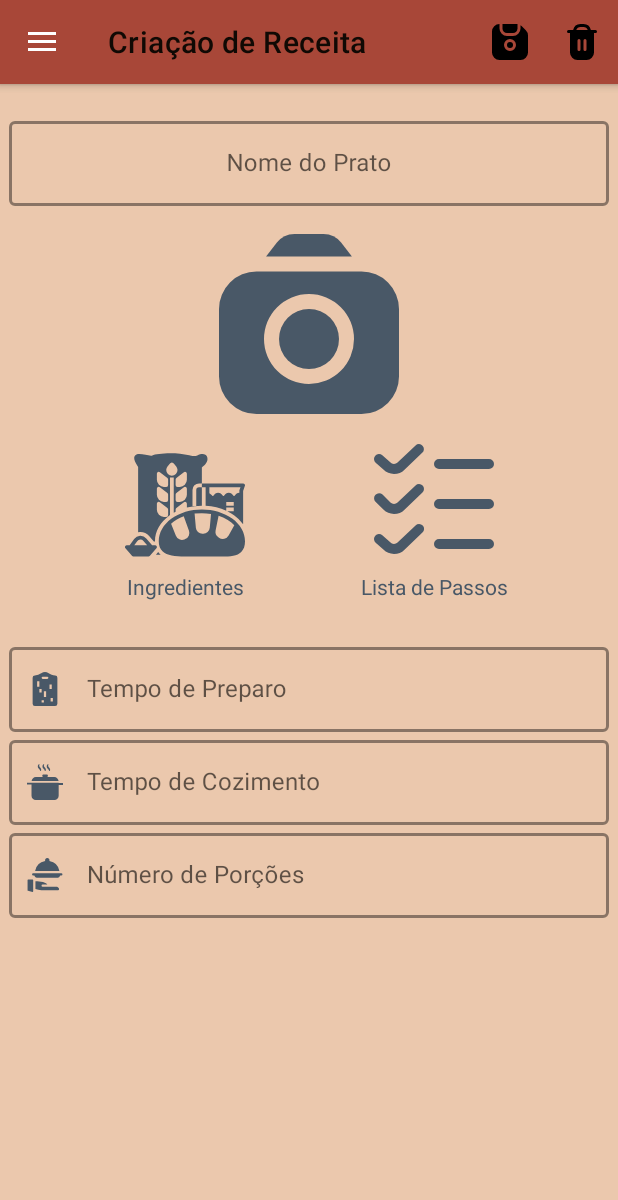
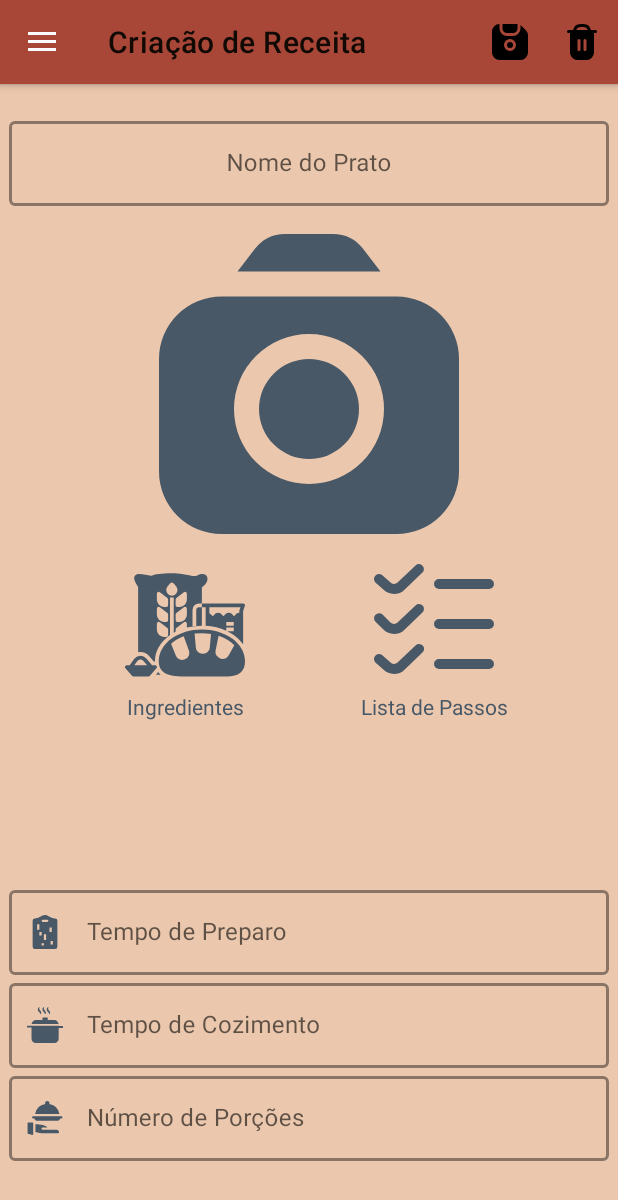
Before and after one commit to Kbzinho-66/StepByStep, an Android app: the screen it shows after launch (MainActivity), after a tap on an icon or button, on a phone screen of 412 x 824 dp. Shown: the top 1200 px of the screen. Run offline under Robolectric (Android 15) with nearby library versions, the phone set to English and light mode, and no system bars; our stand-ins replace navigation-ui.

```diff
--- a/app/build.gradle
+++ b/app/build.gradle
@@ -54,4 +54,5 @@ dependencies {
     implementation 'com.github.bumptech.glide:glide:4.12.0'
     annotationProcessor 'com.github.bumptech.glide:compiler:4.12.0'
     implementation 'org.jetbrains.kotlinx:kotlinx-serialization-json:1.2.1'
+    implementation "androidx.room:room-ktx:$room_version"
 }
--- a/app/src/main/java/com/example/stepbystep/MainActivity.kt
+++ b/app/src/main/java/com/example/stepbystep/MainActivity.kt
@@ -1,13 +1,12 @@
 package com.example.stepbystep
 
-//import com.google.android.material.snackbar.Snackbar
+import android.Manifest
 import android.os.Bundle
 import android.view.Menu
 import android.view.MenuItem
-import android.view.View
+import androidx.activity.result.contract.ActivityResultContracts
+import androidx.appcompat.app.AlertDialog
 import androidx.appcompat.app.AppCompatActivity
-import androidx.core.view.get
-import androidx.drawerlayout.widget.DrawerLayout
 import androidx.navigation.NavController
 import androidx.navigation.findNavController
 import androidx.navigation.fragment.NavHostFragment
@@ -16,39 +15,65 @@ import androidx.navigation.ui.navigateUp
 import androidx.navigation.ui.setupActionBarWithNavController
 import androidx.navigation.ui.setupWithNavController
 import com.example.stepbystep.databinding.MainActivityBinding
-import com.google.android.material.navigation.NavigationView
 import com.google.android.material.snackbar.Snackbar
 
 class MainActivity : AppCompatActivity() {
 
+    // Variáveis de layout e navegação
     private lateinit var appBarConfiguration: AppBarConfiguration
     private val binding: MainActivityBinding by lazy { MainActivityBinding.inflate(layoutInflater) }
     private lateinit var navController : NavController
 
+    // Variáveis de permissão
+    private var pediuPermissao: Boolean = false
+    private val pedirPermissao =
+        registerForActivityResult(ActivityResultContracts.RequestPermission()) { permissaoDada ->
+            if (permissaoDada) {
+
+                Snackbar.make(
+                    binding.root,
+                    "Permissão de câmera concedida.",
+                    Snackbar.LENGTH_SHORT
+                ).show()
+
+                pediuPermissao = true
+
+            } else {
+
+                mostraAlerta(
+                    Manifest.permission.CAMERA, "uso da Câmera"
+                )
+            }
+        }
+
     override fun onCreate(savedInstanceState: Bundle?) {
 
         super.onCreate(savedInstanceState)
+        setContentView(binding.root)
 
-        val drawerLayout: DrawerLayout = binding.drawerLayout
-        val navView: NavigationView = binding.navView
+        if (!pediuPermissao) {
+            pedirPermissao.launch(Manifest.permission.CAMERA)
+        }
 
         val navHostFragment = supportFragmentManager
             .findFragmentById(R.id.nav_host_fragment_content_main) as NavHostFragment
         navController = navHostFragment.navController
 
-        setContentView(binding.root)
+        with (binding) {
+            setSupportActionBar(appBarMain.toolbar)
 
-        setSupportActionBar(binding.appBarMain.toolbar)
-
-        // Passing each menu ID as a set of Ids because each
-        // menu should be considered as top level destinations.
             appBarConfiguration = AppBarConfiguration(
                 setOf(
                     R.id.nav_telaInicial, R.id.nav_livroReceitas, R.id.nav_criador
                 ), drawerLayout
             )
             setupActionBarWithNavController(navController, appBarConfiguration)
+
             navView.setupWithNavController(navController)
+        }
+
+
+
     }
 
     override fun onCreateOptionsMenu(menu: Menu): Boolean {
@@ -87,4 +112,28 @@ class MainActivity : AppCompatActivity() {
         return navController.navigateUp(appBarConfiguration) || super.onSupportNavigateUp()
     }
 
+    private fun mostraAlerta(permissao: String, nome: String) {
+        /**
+         * Mostrar um alerta quando uma permissão é negada, além de avisar
+         * sobre a necessidade da permissão e gerar o prompt para pedir de novo.
+         *
+         * @param permissao A permissao que foi negada, de forma a lançar a requisição de novo
+         * com esse parâmetro
+         *
+         * @param nome O nome que será usado para identificar a permissão na mensagem do alerta.
+         */
+
+        AlertDialog.Builder(this)
+            .apply {
+                setMessage("Você precisa conceder permissão de $nome para poder tirar uma foto.")
+                setTitle("Permissão Necessária")
+                setPositiveButton("OK") { _, _ ->
+                    pedirPermissao.launch(permissao)
                 }
+            }
+            .create()
+            .show()
+
+    }
+
+}
--- a/app/src/main/java/com/example/stepbystep/ui/receitas/IngredientesFragmento.kt
+++ b/app/src/main/java/com/example/stepbystep/ui/receitas/IngredientesFragmento.kt
@@ -11,7 +11,6 @@ import com.example.stepbystep.databinding.ReceitasFragmentRvIngredientesBinding
 class IngredientesFragmento: Fragment() {
 
     private var _binding: ReceitasFragmentRvIngredientesBinding? = null
-
     private val binding get() = _binding!!
 
     override fun onCreateView(
--- a/app/src/main/java/com/example/stepbystep/ui/receitas/visualizador/VisualizadorReceita.kt
+++ b/app/src/main/java/com/example/stepbystep/ui/receitas/visualizador/VisualizadorReceita.kt
@@ -1,11 +1,14 @@
 package com.example.stepbystep.ui.receitas.visualizador
 
+import android.app.Application
 import android.os.Bundle
+import android.provider.DocumentsContract
 import android.view.LayoutInflater
 import android.view.View
 import android.view.ViewGroup
 import androidx.fragment.app.Fragment
 import com.example.stepbystep.databinding.VisualizadorFragmentBinding
+import kotlin.io.path.Path
 
 class VisualizadorReceita : Fragment() {
 
--- a/app/src/main/res/layout/criador_fragment.xml
+++ b/app/src/main/res/layout/criador_fragment.xml
@@ -1,14 +1,11 @@
 <?xml version="1.0" encoding="utf-8"?>
 
-<ScrollView xmlns:android="http://schemas.android.com/apk/res/android"
+<androidx.constraintlayout.widget.ConstraintLayout xmlns:android="http://schemas.android.com/apk/res/android"
+    xmlns:app="http://schemas.android.com/apk/res-auto"
+    xmlns:tools="http://schemas.android.com/tools"
     android:layout_width="match_parent"
     android:layout_height="match_parent"
-    android:background="@color/desert_sand">
-
-    <androidx.constraintlayout.widget.ConstraintLayout xmlns:app="http://schemas.android.com/apk/res-auto"
-        xmlns:tools="http://schemas.android.com/tools"
-        android:layout_width="match_parent"
-        android:layout_height="wrap_content"
+    android:background="@color/desert_sand"
     tools:context=".ui.receitas.criador.CriadorReceita">
 
         <com.google.android.material.appbar.AppBarLayout
@@ -31,8 +28,8 @@
 
         <ImageView
             android:id="@+id/foto_RC"
-            android:layout_width="120dp"
-            android:layout_height="120dp"
+            android:layout_width="200dp"
+            android:layout_height="200dp"
             android:layout_marginTop="100dp"
             android:foreground="@drawable/ic_camera"
             android:foregroundTint="@color/black_coral"
@@ -119,7 +116,6 @@
         style="@style/Widget.MaterialComponents.TextInputLayout.OutlinedBox"
         android:layout_width="400dp"
         android:layout_height="wrap_content"
-            android:layout_marginTop="150dp"
         android:hint="@string/hint_prep_time"
         app:boxStrokeColor="@color/black_coral"
         app:boxStrokeWidth="2dp"
@@ -128,10 +124,10 @@
         app:expandedHintEnabled="true"
 
         app:hintTextColor="@color/black_coral"
+        app:layout_constraintBottom_toTopOf="@+id/textInputLayout_tempoCozimento_RC"
         app:layout_constraintEnd_toEndOf="parent"
+
         app:layout_constraintStart_toStartOf="parent"
-
-            app:layout_constraintTop_toBottomOf="@+id/foto_RC"
         app:startIconDrawable="@drawable/ic_prep"
         app:startIconTint="@color/black_coral">
 
@@ -149,15 +145,15 @@
         android:layout_height="wrap_content"
         android:hint="@string/hint_cook_time"
         app:boxStrokeColor="@color/black_coral"
+
         app:boxStrokeWidth="2dp"
+        app:boxStrokeWidthFocused="3dp"
 
-            app:boxStrokeWidthFocused="3dp"
         app:hintTextColor="@color/black_coral"
+        app:layout_constraintBottom_toTopOf="@+id/textInputLayout_porcoes_RC"
+        app:layout_constraintEnd_toEndOf="parent"
 
-            app:layout_constraintEnd_toEndOf="parent"
         app:layout_constraintStart_toStartOf="parent"
-            app:layout_constraintTop_toBottomOf="@+id/textInputLayout_tempoPreparo_RC"
-
         app:startIconDrawable="@drawable/ic_hot_pot"
         app:startIconTint="@color/black_coral">
 
@@ -173,6 +169,7 @@
         style="@style/Widget.MaterialComponents.TextInputLayout.OutlinedBox"
         android:layout_width="400dp"
         android:layout_height="wrap_content"
+        android:layout_marginBottom="50dp"
         android:hint="@string/hint_servings"
         app:boxStrokeColor="@color/black_coral"
         app:boxStrokeWidth="2dp"
@@ -180,9 +177,9 @@
         app:boxStrokeWidthFocused="3dp"
         app:hintTextColor="@color/black_coral"
 
+        app:layout_constraintBottom_toBottomOf="parent"
         app:layout_constraintEnd_toEndOf="parent"
         app:layout_constraintStart_toStartOf="parent"
-            app:layout_constraintTop_toBottomOf="@+id/textInputLayout_tempoCozimento_RC"
 
         app:startIconDrawable="@drawable/ic_serving"
         app:startIconTint="@color/black_coral">
@@ -195,4 +192,3 @@
     </com.google.android.material.textfield.TextInputLayout>
 
 </androidx.constraintlayout.widget.ConstraintLayout>
-</ScrollView>
--- a/app/src/main/res/values/strings.xml
+++ b/app/src/main/res/values/strings.xml
@@ -18,4 +18,6 @@
     <string name="steps">Lista de Passos</string>
     <string name="save">Salvar</string>
     <string name="delete">Deletar</string>
+    <string name="take_pic">Tirar uma foto nova</string>
+    <string name="pick_from_gallery">Escolher uma foto da galeria</string>
 </resources>
--- a/build.gradle
+++ b/build.gradle
@@ -2,6 +2,8 @@
 buildscript {
     ext.kotlin_version = "1.5.10"
     ext.dokka_version = "0.10.1"
+    ext.room_version = "2.3.0"
+
     repositories {
         google()
         mavenCentral()
```
Also changed, not shown: app/src/main/AndroidManifest.xml (+10 -0 lines), app/src/main/java/com/example/stepbystep/model/Receita.kt (+11 -13 lines), app/src/main/java/com/example/stepbystep/ui/receitas/criador/CriadorReceita.kt (+98 -13 lines), app/src/main/res/layout/visualizador_fragment.xml (+12 -0 lines). Lines whose indentation alone changed are shown as unchanged.
